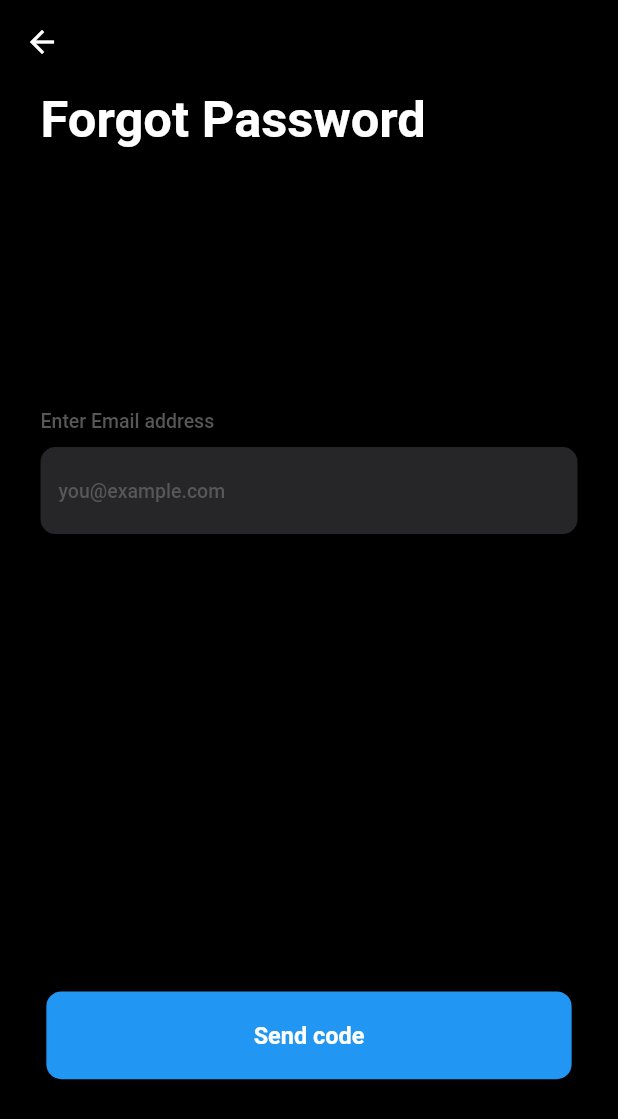
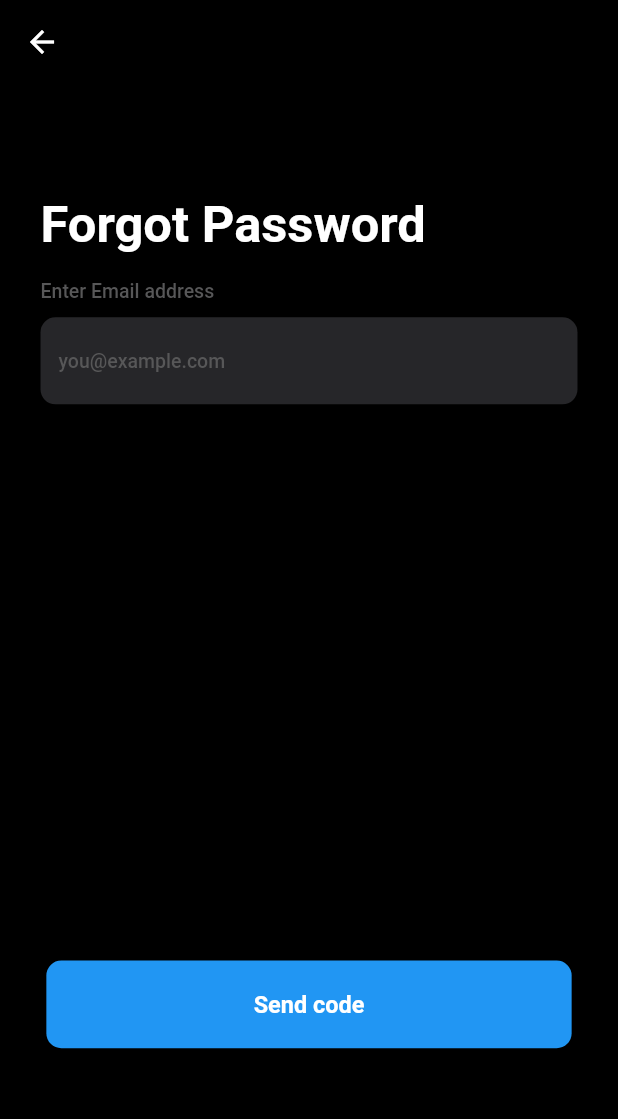
Before and after one commit to erkinov-2003/note_app, a Flutter app: the screen it shows after launch, on a phone screen of 412 x 824 dp. Shown: the top 1119 px of the screen. Run offline on Flutter 3.47's test engine with Material 2 defaults, Android fonts, the phone set to English and light mode, and no system bars.

Commit message:
forgot full three

```diff
--- a/lib/src/features/forgot_password/model/text_feild.dart
+++ b/lib/src/features/forgot_password/model/text_feild.dart
@@ -66,6 +66,9 @@ class _TextEditState extends State<TextEdit> {
         ),
         focusedBorder: OutlineInputBorder(
           borderRadius: BorderRadius.circular(10),
+          borderSide: BorderSide(
+            color: !widget.isRead?Colors.white:Colors.transparent,
+          ),
         ),
         errorBorder: OutlineInputBorder(
           borderSide: const BorderSide(
--- a/lib/src/features/forgot_password/widget/chenge_password.dart
+++ b/lib/src/features/forgot_password/widget/chenge_password.dart
@@ -13,7 +13,7 @@ class ChangePassword extends StatefulWidget {
 }
 
 class _ChangePasswordState extends State<ChangePassword> {
-  late String password;
+  String password="";
 
   String? validateEmail(String? value) {
     if (value == null) {
@@ -149,7 +149,7 @@ class _ChangePasswordState extends State<ChangePassword> {
                         ),
                       ),
                       Padding(
-                        padding: EdgeInsets.only(top: size.height * 0.28),
+                        padding: EdgeInsets.only(top: size.height * 0.20),
                         child: ElevatedButton(
                           style: ButtonStyle(
                             fixedSize: MaterialStatePropertyAll<Size>(
--- a/lib/src/features/forgot_password/widget/forgot.dart
+++ b/lib/src/features/forgot_password/widget/forgot.dart
@@ -65,7 +65,7 @@ class _ForgotState extends State<Forgot> {
             child: ListView(
               children: [
                 Padding(
-                  padding: EdgeInsets.only(top: size.height * 0.005),
+                  padding: EdgeInsets.only(top: size.height * 0.09),
                   child: Text(
                     "Forgot Password",
                     style: TextStyle(
@@ -76,7 +76,7 @@ class _ForgotState extends State<Forgot> {
                   ),
                 ),
                 Padding(
-                  padding: EdgeInsets.only(top: size.height * 0.21),
+                  padding: EdgeInsets.only(top: size.height * 0.02),
                   child: const Text(
                     "Enter Email address",
                     style: TextStyle(
@@ -100,7 +100,7 @@ class _ForgotState extends State<Forgot> {
                         ),
                       ),
                       Padding(
-                        padding: EdgeInsets.only(top: size.height * 0.37),
+                        padding: EdgeInsets.only(top: size.height * 0.45),
                         child: ElevatedButton(
                           style: ButtonStyle(
                             fixedSize: MaterialStatePropertyAll<Size>(
```
